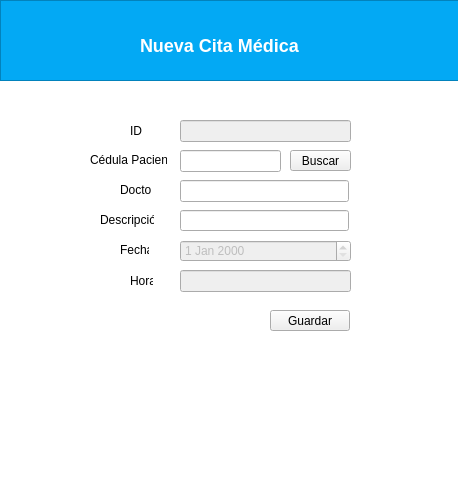
PabloCesar1/Consultorio-Medico, file diseno/formularioCita.ui: the form before one commit.
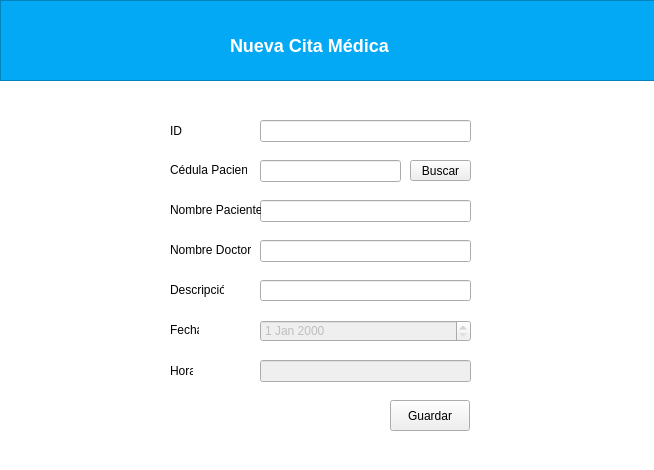
The form after the commit. Icons and pictures are not drawn.

Commit message: Ontención de datos del paciente en el registro

```diff
--- a/diseno/formularioCita.ui
+++ b/diseno/formularioCita.ui
@@ -6,8 +6,8 @@
    <rect>
     <x>0</x>
     <y>0</y>
-    <width>458</width>
-    <height>478</height>
+    <width>654</width>
+    <height>470</height>
    </rect>
   </property>
   <property name="windowTitle">
@@ -41,7 +41,7 @@
     <rect>
      <x>0</x>
      <y>0</y>
-     <width>461</width>
+     <width>661</width>
      <height>81</height>
     </rect>
    </property>
@@ -54,7 +54,7 @@
    <widget class="QLabel" name="lblDia">
     <property name="geometry">
      <rect>
-      <x>140</x>
+      <x>230</x>
       <y>30</y>
       <width>191</width>
       <height>31</height>
@@ -87,10 +87,10 @@
   <widget class="QPushButton" name="btnGuardar">
    <property name="geometry">
     <rect>
-     <x>270</x>
-     <y>310</y>
+     <x>390</x>
+     <y>400</y>
      <width>80</width>
-     <height>21</height>
+     <height>31</height>
     </rect>
    </property>
    <property name="text">
@@ -100,7 +100,7 @@
   <widget class="QLabel" name="lblId">
    <property name="geometry">
     <rect>
-     <x>130</x>
+     <x>170</x>
      <y>120</y>
      <width>16</width>
      <height>21</height>
@@ -112,22 +112,25 @@
   </widget>
   <widget class="QLineEdit" name="txtId">
    <property name="enabled">
-    <bool>false</bool>
+    <bool>true</bool>
    </property>
    <property name="geometry">
     <rect>
-     <x>180</x>
+     <x>260</x>
      <y>120</y>
-     <width>171</width>
+     <width>211</width>
      <height>22</height>
     </rect>
    </property>
+   <property name="readOnly">
+    <bool>true</bool>
+   </property>
   </widget>
   <widget class="QLabel" name="lblPaciente">
    <property name="geometry">
     <rect>
-     <x>90</x>
-     <y>150</y>
+     <x>170</x>
+     <y>160</y>
      <width>77</width>
      <height>20</height>
     </rect>
@@ -139,9 +142,9 @@
   <widget class="QLineEdit" name="txtPaciente">
    <property name="geometry">
     <rect>
-     <x>180</x>
-     <y>150</y>
-     <width>101</width>
+     <x>260</x>
+     <y>160</y>
+     <width>141</width>
      <height>22</height>
     </rect>
    </property>
@@ -149,9 +152,9 @@
   <widget class="QLineEdit" name="txtDoctor">
    <property name="geometry">
     <rect>
-     <x>180</x>
-     <y>180</y>
-     <width>169</width>
+     <x>260</x>
+     <y>240</y>
+     <width>211</width>
      <height>22</height>
     </rect>
    </property>
@@ -159,22 +162,22 @@
   <widget class="QLabel" name="lbDoctor">
    <property name="geometry">
     <rect>
-     <x>120</x>
-     <y>180</y>
-     <width>32</width>
+     <x>170</x>
+     <y>240</y>
+     <width>81</width>
      <height>20</height>
     </rect>
    </property>
    <property name="text">
-    <string>Doctor</string>
+    <string>Nombre Doctor</string>
    </property>
   </widget>
   <widget class="QLineEdit" name="txtDescripcion">
    <property name="geometry">
     <rect>
-     <x>180</x>
-     <y>210</y>
-     <width>169</width>
+     <x>260</x>
+     <y>280</y>
+     <width>211</width>
      <height>21</height>
     </rect>
    </property>
@@ -182,8 +185,8 @@
   <widget class="QLabel" name="lblDecripcion">
    <property name="geometry">
     <rect>
-     <x>100</x>
-     <y>210</y>
+     <x>170</x>
+     <y>280</y>
      <width>54</width>
      <height>20</height>
     </rect>
@@ -198,9 +201,9 @@
    </property>
    <property name="geometry">
     <rect>
-     <x>180</x>
-     <y>240</y>
-     <width>171</width>
+     <x>260</x>
+     <y>320</y>
+     <width>211</width>
      <height>22</height>
     </rect>
    </property>
@@ -208,8 +211,8 @@
   <widget class="QLabel" name="lblFecha">
    <property name="geometry">
     <rect>
-     <x>120</x>
-     <y>240</y>
+     <x>170</x>
+     <y>320</y>
      <width>29</width>
      <height>20</height>
     </rect>
@@ -224,9 +227,9 @@
    </property>
    <property name="geometry">
     <rect>
-     <x>180</x>
-     <y>270</y>
-     <width>171</width>
+     <x>260</x>
+     <y>360</y>
+     <width>211</width>
      <height>22</height>
     </rect>
    </property>
@@ -234,8 +237,8 @@
   <widget class="QLabel" name="horaLabel_2">
    <property name="geometry">
     <rect>
-     <x>130</x>
-     <y>270</y>
+     <x>170</x>
+     <y>360</y>
      <width>23</width>
      <height>21</height>
     </rect>
@@ -247,8 +250,8 @@
   <widget class="QPushButton" name="pushButton">
    <property name="geometry">
     <rect>
-     <x>290</x>
-     <y>150</y>
+     <x>410</x>
+     <y>160</y>
      <width>61</width>
      <height>21</height>
     </rect>
@@ -257,6 +260,38 @@
     <string>Buscar</string>
    </property>
   </widget>
+  <widget class="QLineEdit" name="txtNombrePaciente">
+   <property name="enabled">
+    <bool>true</bool>
+   </property>
+   <property name="geometry">
+    <rect>
+     <x>260</x>
+     <y>200</y>
+     <width>211</width>
+     <height>22</height>
+    </rect>
+   </property>
+   <property name="inputMask">
+    <string/>
+   </property>
+   <property name="readOnly">
+    <bool>true</bool>
+   </property>
+  </widget>
+  <widget class="QLabel" name="lblPaciente_2">
+   <property name="geometry">
+    <rect>
+     <x>170</x>
+     <y>200</y>
+     <width>91</width>
+     <height>20</height>
+    </rect>
+   </property>
+   <property name="text">
+    <string>Nombre Paciente</string>
+   </property>
+  </widget>
  </widget>
  <resources/>
  <connections/>
```
Left out of the diff: 2 changed lines with no effect on the pictures. The commit also changes 3 other files.
